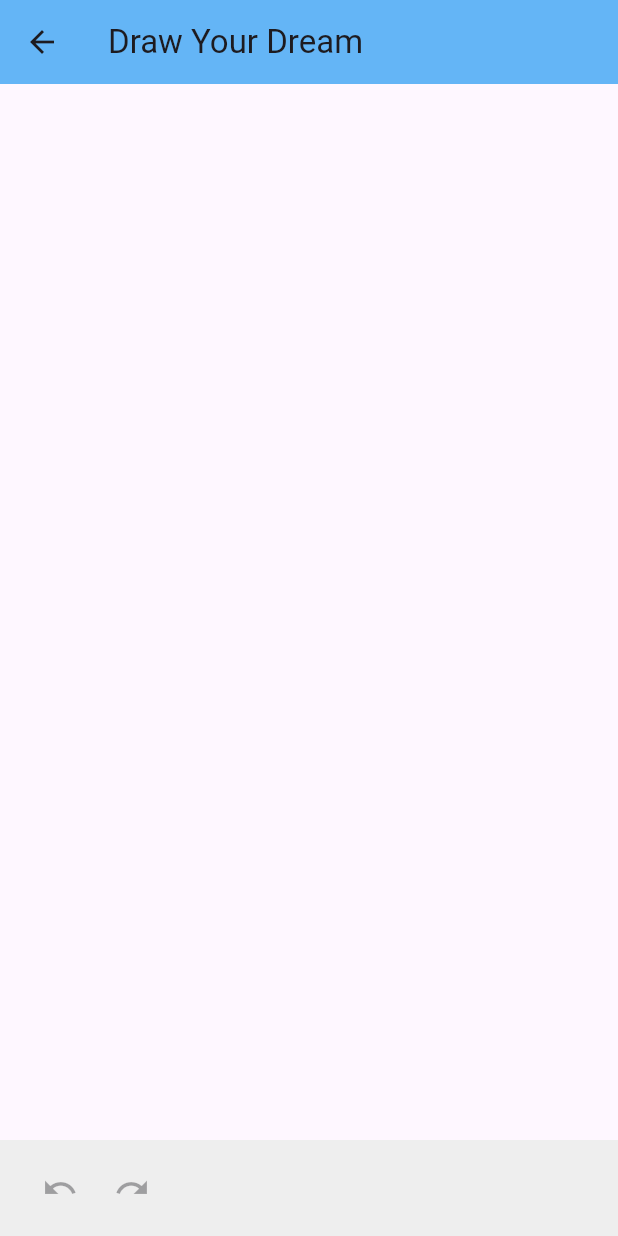
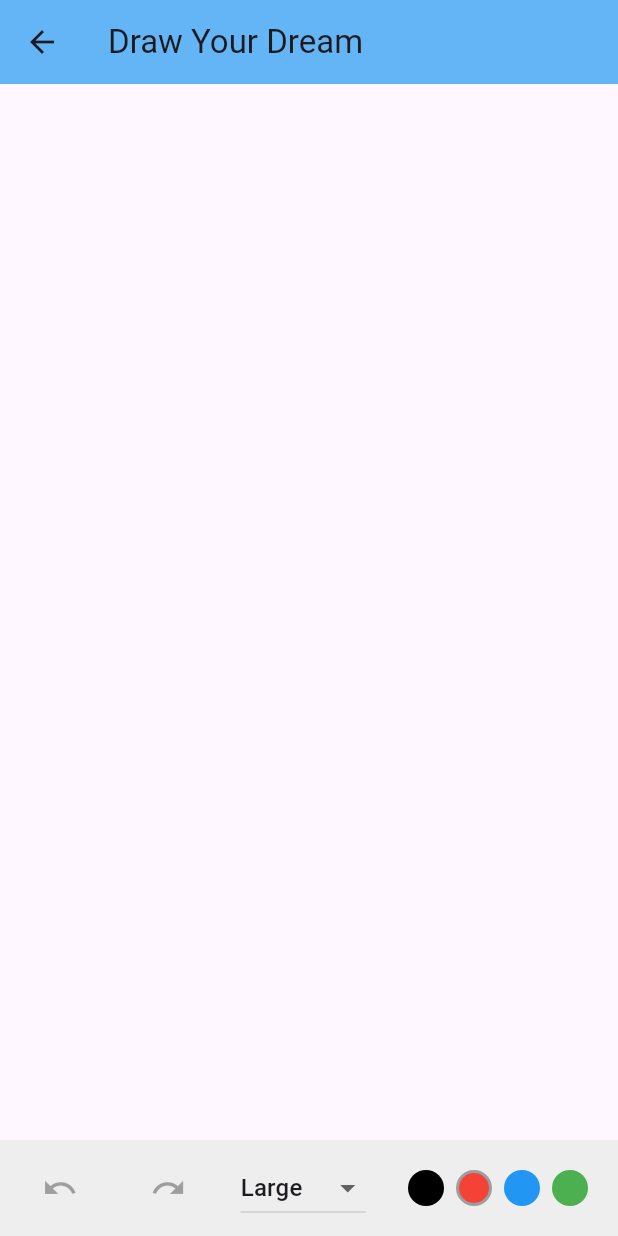
Before and after one commit to Abhijithabii/Flutter_Drawing_App, a Flutter app: the Drawscreen screen opened by its route, on a phone screen of 412 x 824 dp. Run offline on Flutter 3.47's test engine with Material 3 defaults, Android fonts, the phone set to English and light mode, and no system bars.

Commit message:
draw page undo,redo,button size and brush color set up are completed

```diff
--- a/drawing_app/lib/features/draw/presentation/drawscreen.dart
+++ b/drawing_app/lib/features/draw/presentation/drawscreen.dart
@@ -73,6 +73,7 @@ class _DrawscreenState extends State<Drawscreen> {
       ),
       color: Colors.grey[200],
       child: Row(
+        mainAxisAlignment: MainAxisAlignment.spaceBetween,
         children: [
           // Undo Button
           IconButton(
@@ -85,6 +86,7 @@ class _DrawscreenState extends State<Drawscreen> {
                   : null,
               icon: const Icon(Icons.undo)),
           // Redo Button
+
           IconButton(
               onPressed: _redostrokes.isNotEmpty
                   ? () {
@@ -94,7 +96,63 @@ class _DrawscreenState extends State<Drawscreen> {
                     }
                   : null,
               icon: const Icon(Icons.redo)),
+
+          // Brush Size Dropdown Button
+          DropdownButton(
+            value: _brushSize,
+            items: const [
+              DropdownMenuItem(
+                value: 2.0,
+                child: Text('Small'),
+              ),
+              DropdownMenuItem(
+                value: 4.0,
+                child: Text('Medium'),
+              ),
+              DropdownMenuItem(
+                value: 8.0,
+                child: Text('Large'),
+              ),
+            ],
+            onChanged: (value) {
+              setState(() {
+                _brushSize = value!;
+              });
+            },
+          ),
+          // Color Picker
+          Row(
+            children: [
+              _buildColorButton(Colors.black),
+              _buildColorButton(Colors.red),
+              _buildColorButton(Colors.blue),
+              _buildColorButton(Colors.green),
+            ],
+          )
         ],
+      ),
+    );
+  }
+
+  Widget _buildColorButton(Color color) {
+    return GestureDetector(
+      onTap: () {
+        setState(() {
+          _selectedColor = color;
+        });
+      },
+      child: Container(
+        margin: const EdgeInsets.symmetric(horizontal: 4),
+        width: 24,
+        height: 24,
+        decoration: BoxDecoration(
+          color: color,
+          shape: BoxShape.circle,
+          border: Border.all(
+            color: _selectedColor == color ? Colors.grey : Colors.transparent,
+            width: 2,
+          ),
+        ),
       ),
     );
   }
```
